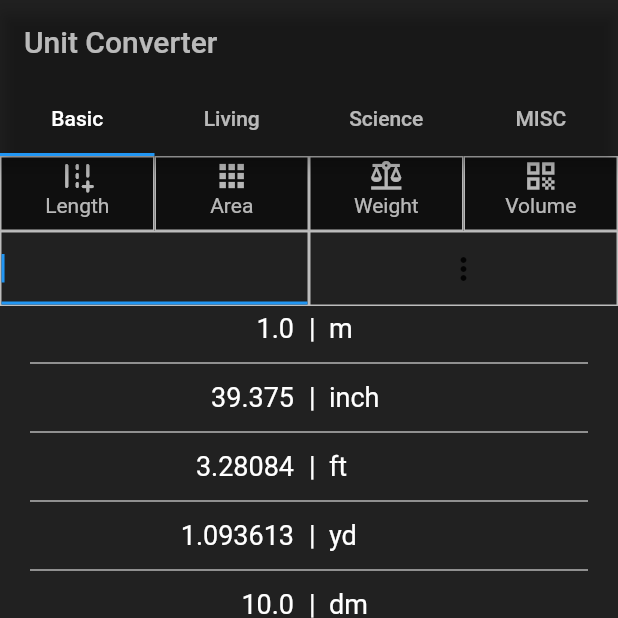
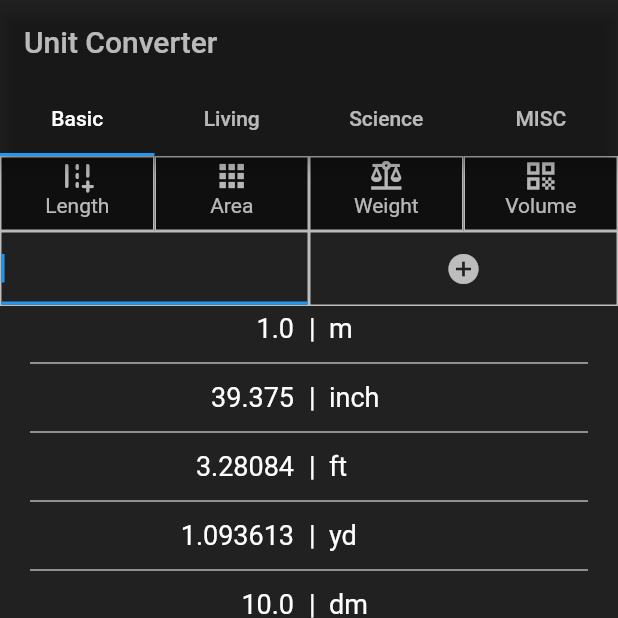
Before and after one commit to suhaib-darawshi/UnitConvertorApp_Flutter, a Flutter app: the SuperAppScreen screen opened directly, on a phone screen of 412 x 824 dp, the top half of it. Run offline on Flutter 3.47's test engine with Material 2 defaults, Android fonts, the phone set to English and light mode, and no system bars; missing offline and left inert: dart:ffi.

Commit message:
Convert to only one statefull widget

```diff
--- a/lib/UnitConvertorApp/data/dymmy_data.dart
+++ b/lib/UnitConvertorApp/data/dymmy_data.dart
@@ -98,6 +98,7 @@ List<Map<String, dynamic>> JSON = [
       ]
     ]
   },
+
   {
     'name': 'Living',
     'icons': [
--- a/lib/UnitConvertorApp/views/Widgets/InputArea.dart
+++ b/lib/UnitConvertorApp/views/Widgets/InputArea.dart
@@ -53,7 +53,7 @@ class InputArea extends StatelessWidget {
           Expanded(
               child: Container(
             decoration: BoxDecoration(border: Border.all(color: Colors.white70)),
-            child: PopupMenuButton(
+            child: PopupMenuButton(icon: Icon(Icons.add_circle_outlined,color: Colors.white70,),
                 onSelected: (value) => function2(value),
                 itemBuilder: (BuildContext context) => itemsList(list)),
           ))
--- a/lib/UnitConvertorApp/views/screens/BasicScreen.dart
+++ b/lib/UnitConvertorApp/views/screens/BasicScreen.dart
@@ -4,34 +4,26 @@ import 'package:unit_convertor_app/UnitConvertorApp/data/dymmy_data.dart';
 import 'package:unit_convertor_app/UnitConvertorApp/views/Widgets/FieldContainer.dart';
 import 'package:unit_convertor_app/UnitConvertorApp/views/screens/FullScreen.dart';
 
-void main(List<String> args) {
-  runApp(MaterialApp(
-    home: Scaffold(
-      appBar: AppBar(),
-      body: BasicScreen(JSON[0]),
-    ),
-  ));
-}
+// void main(List<String> args) {
+//   runApp(MaterialApp(
+//     home: Scaffold(
+//       appBar: AppBar(),
+//       body: BasicScreen(JSON[0]),
+//     ),
+//   ));
+// }
 
-class BasicScreen extends StatefulWidget {
+class BasicScreen extends StatelessWidget {
+  late int index;
+  late Function function;
+  Function checkList;
+  Function checkInput;
   late Map<String, dynamic> Category;
+  late num finalValue;
   late List icons;
-  BasicScreen(this.Category) {
+  BasicScreen(this.Category, this.function, this.index, this.checkList,
+      this.checkInput,this.finalValue) {
     icons = this.Category['icons'];
-  }
-
-  @override
-  State<BasicScreen> createState() => _BasicScreenState();
-}
-
-class _BasicScreenState extends State<BasicScreen> {
-  int index = 0;
-
-  CheckCategory(int value) {
-    index = value;
-    setState(() {
-
-    });
   }
 
   @override
@@ -42,12 +34,15 @@ class _BasicScreenState extends State<BasicScreen> {
           decoration: BoxDecoration(color: Colors.black54),
           height: 50,
           child: Row(
-            children: widget.icons.map((e) {
-              return FieldContainer(Field.fromMap(e),widget.icons.indexOf(e),CheckCategory);
+            children: icons.map((e) {
+              return FieldContainer(
+                  Field.fromMap(e), icons.indexOf(e), function);
             }).toList(),
           ),
         ),
-        Expanded(child: FullScreen(widget.Category['fields'][index]))
+        Expanded(
+            child: FullScreen(
+                Category['fields'][index], index, checkList, checkInput,finalValue))
       ],
     );
   }
--- a/lib/UnitConvertorApp/views/screens/FullScreen.dart
+++ b/lib/UnitConvertorApp/views/screens/FullScreen.dart
@@ -11,36 +11,19 @@ import '../Widgets/InputArea.dart';
 //   ));
 // }
 
-class FullScreen extends StatefulWidget {
+class FullScreen extends StatelessWidget {
+  late int index;
+  Function checkList;
+  Function checkinput;
+  num finalValue = 1;
   late List<Map<String, dynamic>> list;
-  FullScreen(this.list);
-
-  @override
-  State<FullScreen> createState() => _FullScreenState();
-}
-
-class _FullScreenState extends State<FullScreen> {
-  num value = 1;
-
-  num ratio = 1;
-  num finalValue = 1;
-  checkList(int n) {
-    ratio = 1.0 / widget.list[n]['value'];
-    finalValue = ratio * value;
-    setState(() {});
-  }
-
-  checkinput(num n) {
-    value = n;
-    finalValue = ratio * n;
-    setState(() {});
-  }
+  FullScreen(this.list, this.index,this.checkList,this.checkinput,this.finalValue);
 
   @override
   Widget build(BuildContext context) {
     return Column(children: [
-      InputArea(widget.list, checkinput, checkList),
-      Expanded(child: ScreenList(widget.list, finalValue))
+      InputArea(list, checkinput, checkList),
+      Expanded(child: ScreenList(list, finalValue))
     ]);
   }
 }
--- /dev/null
+++ b/lib/UnitConvertorApp/views/screens/LandScreed.dart
@@ -0,0 +1,10 @@
+import 'package:flutter/cupertino.dart';
+
+class LandScreen extends StatelessWidget{
+  @override
+  Widget build(BuildContext context) {
+    // TODO: implement build
+    throw UnimplementedError();
+  }
+
+}
--- a/lib/UnitConvertorApp/views/screens/SuperAppScreen.dart
+++ b/lib/UnitConvertorApp/views/screens/SuperAppScreen.dart
@@ -1,3 +1,5 @@
+import 'dart:developer';
+
 import 'package:flutter/cupertino.dart';
 import 'package:flutter/material.dart';
 import 'package:unit_convertor_app/UnitConvertorApp/views/screens/BasicScreen.dart';
@@ -16,7 +18,19 @@ List<Tab> createTabs(List<Map<String, dynamic>> data) {
           ))
       .toList();
 }
-
+List<Widget> tabsBodyGenerator(
+    List<Map<String, dynamic>> data,
+    Function function,
+    int index,
+    Function ckeckList,
+    Function checkInput,
+    num finalvalue) {
+  return data.map((e) {
+    return Center(
+      child: BasicScreen(e, function, index, ckeckList, checkInput, finalvalue),
+    );
+  }).toList();
+}
 class SuperAppScreen extends StatefulWidget {
   late List<Map<String, dynamic>> data;
   SuperAppScreen(this.data);
@@ -24,13 +38,7 @@ class SuperAppScreen extends StatefulWidget {
   State<SuperAppScreen> createState() => _SuperAppScreenState();
 }
 
-List<Widget> tabsBodyGenerator(List<Map<String, dynamic>> data) {
-  return data.map((e) {
-    return Center(
-      child: BasicScreen(e),
-    );
-  }).toList();
-}
+
 
 class _SuperAppScreenState extends State<SuperAppScreen>
     with SingleTickerProviderStateMixin {
@@ -52,17 +60,50 @@ class _SuperAppScreenState extends State<SuperAppScreen>
     tabController.dispose();
   }
 
+  int index = 0;
+
+  CheckCategory(int value) {
+    index = value;
+    setState(() {});
+  }
+
+  num value = 1;
+
+  num ratio = 2;
+  num finalValue = 1;
+  checkList(int n) {
+
+    ratio = 1.0 / widget.data[tabController.index]['fields'][index][n]['value'];
+    finalValue = ratio * value;
+
+    setState(() {});
+  }
+
+  checkinput(num n) {
+    value = n;
+    finalValue = ratio * n;
+    setState(() {});
+  }
+
   @override
   Widget build(BuildContext context) {
     return Scaffold(
       appBar: AppBar(
-        title: Text('Unit Converter',style: TextStyle(color: Colors.white70),),
+        title: Text(
+          'Unit Converter',
+          style: TextStyle(color: Colors.white70),
+        ),
         bottom: TabBar(
           tabs: createTabs(widget.data),
           controller: tabController,
-        ),backgroundColor: Colors.black87,
+        ),
+        backgroundColor: Colors.black87,
       ),
-      body: TabBarView(children: tabsBodyGenerator(widget.data),controller: tabController,),
+      body: TabBarView(
+        children: tabsBodyGenerator(widget.data, CheckCategory, index,
+            checkList, checkinput, finalValue),
+        controller: tabController,
+      ),
     );
   }
 }
```
